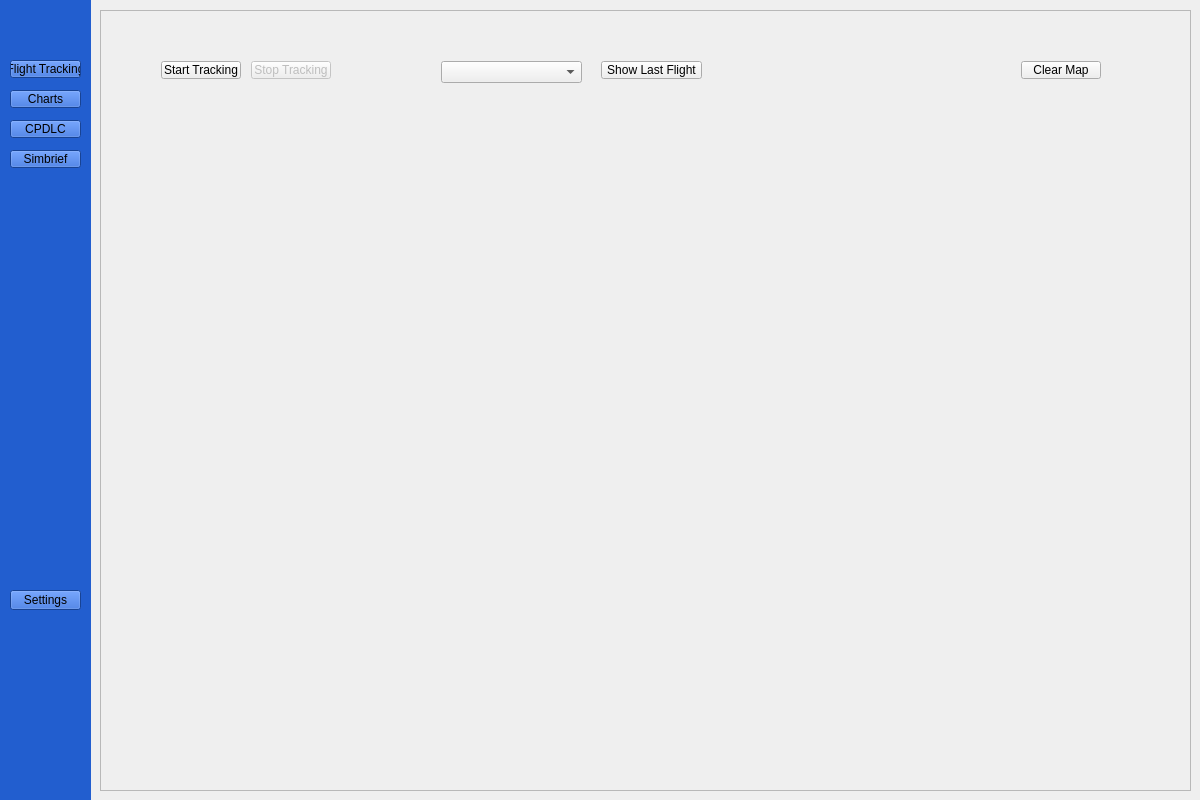
Old version of the form tracking.ui in the repository WiktorKociuba/VATATS.
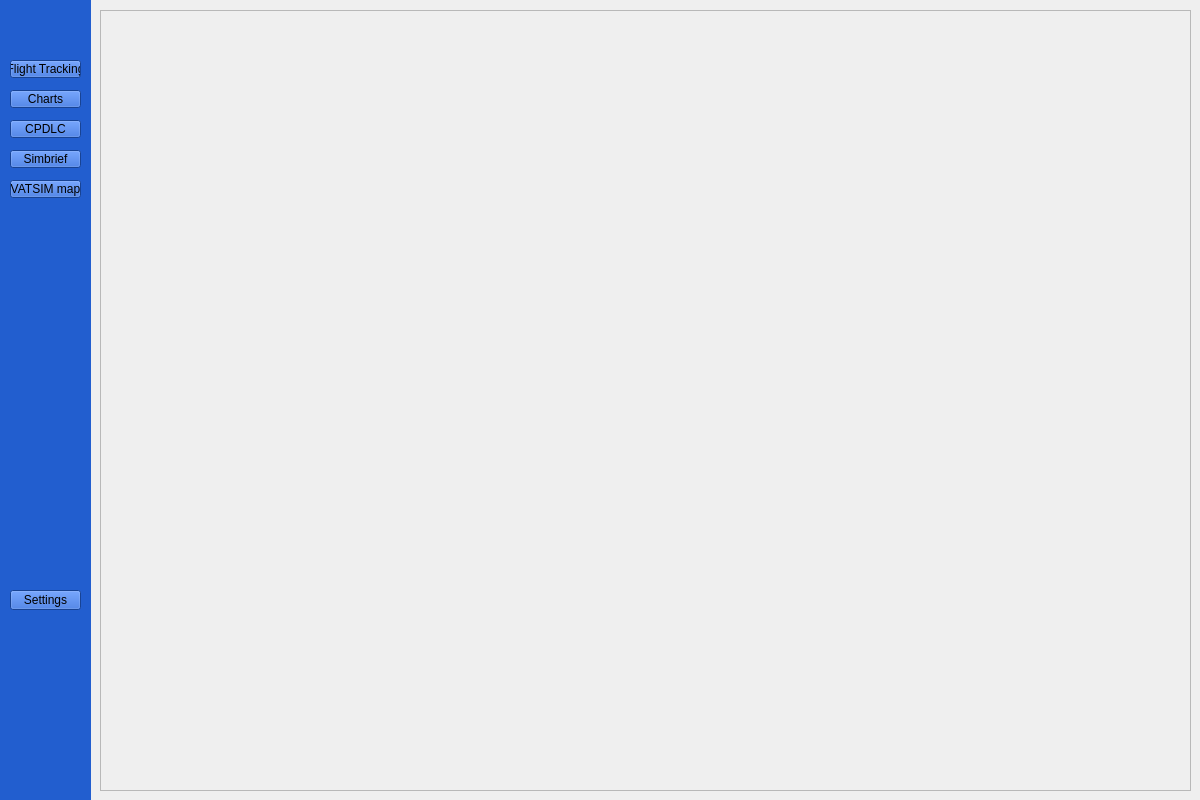
New version of the form. The open tabs and pages were chosen to show the change.

Commit message:
Add VATSIM API integration
Added a function that retrieves current network data. Update the UI for displaying the network map.

Patch:
```diff
--- a/tracking.ui
+++ b/tracking.ui
@@ -117,6 +117,19 @@
      <string>Settings</string>
     </property>
    </widget>
+   <widget class="QPushButton" name="vatsimPB">
+    <property name="geometry">
+     <rect>
+      <x>20</x>
+      <y>190</y>
+      <width>71</width>
+      <height>18</height>
+     </rect>
+    </property>
+    <property name="text">
+     <string>VATSIM map</string>
+    </property>
+   </widget>
   </widget>
   <widget class="QScrollArea" name="scrollArea">
    <property name="geometry">
@@ -540,6 +553,18 @@
       </widget>
      </widget>
      <widget class="QWidget" name="page_4"/>
+     <widget class="QWidget" name="page_6">
+      <widget class="QWidget" name="vatsimWidget" native="true">
+       <property name="geometry">
+        <rect>
+         <x>0</x>
+         <y>0</y>
+         <width>1071</width>
+         <height>761</height>
+        </rect>
+       </property>
+      </widget>
+     </widget>
      <widget class="QWidget" name="page_5">
       <widget class="QLabel" name="label">
        <property name="geometry">
```
Left out of the diff: 5 changed lines with no effect on the pictures. The commit also changes 8 other files.
